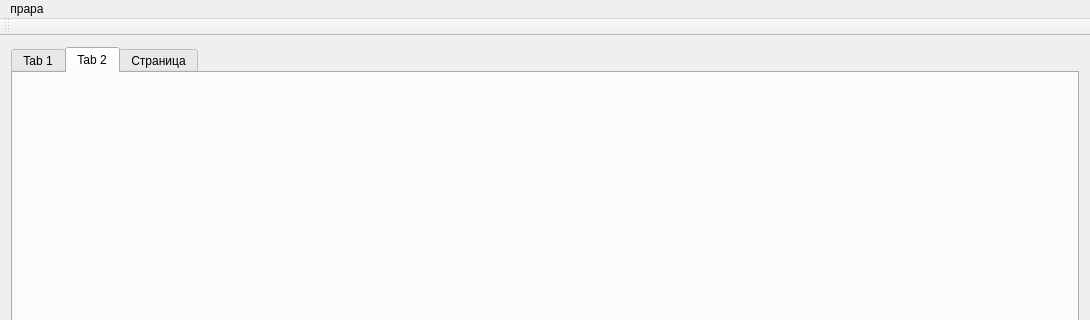
ildarorama/TemperatureJournal, file mainwindow.ui: the form before one commit; both pictures show x 0 to 1090 and y 0 to 320 of the 1090 by 794 pixel window.
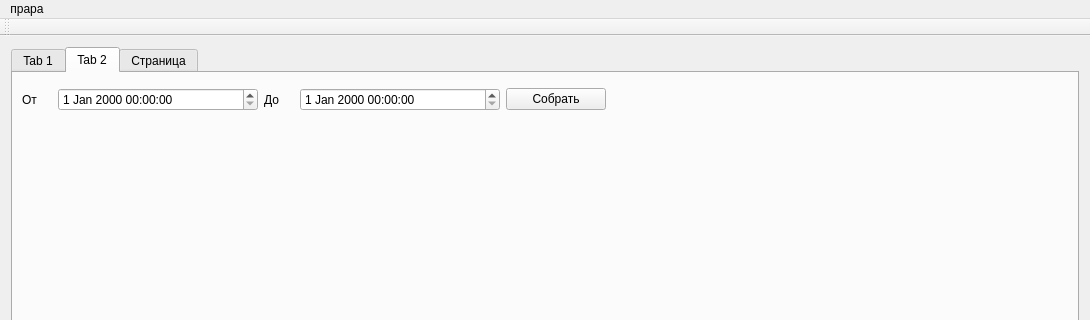
The form after the commit. The open tabs and pages were chosen to show the change.

```diff
--- a/mainwindow.ui
+++ b/mainwindow.ui
@@ -14,11 +14,11 @@
    <string>MainWindow</string>
   </property>
   <widget class="QWidget" name="centralWidget">
-   <layout class="QHBoxLayout" name="horizontalLayout">
+   <layout class="QVBoxLayout" name="verticalLayout_2">
     <item>
      <widget class="QTabWidget" name="tabWidget">
       <property name="currentIndex">
-       <number>2</number>
+       <number>1</number>
       </property>
       <widget class="QWidget" name="tabGraph">
        <property name="sizePolicy">
@@ -36,24 +36,156 @@
        <attribute name="title">
         <string>Tab 1</string>
        </attribute>
-       <layout class="QGridLayout" name="gridLayout_2">
-        <item row="0" column="0">
+       <layout class="QGridLayout" name="gridLayout_2"/>
+      </widget>
+      <widget class="QWidget" name="tab_2">
+       <attribute name="title">
+        <string>Tab 2</string>
+       </attribute>
+       <layout class="QVBoxLayout" name="verticalLayout">
+        <property name="leftMargin">
+         <number>5</number>
+        </property>
+        <property name="topMargin">
+         <number>5</number>
+        </property>
+        <property name="rightMargin">
+         <number>5</number>
+        </property>
+        <property name="bottomMargin">
+         <number>5</number>
+        </property>
+        <item>
          <widget class="QWidget" name="widget" native="true">
-          <property name="sizePolicy">
-           <sizepolicy hsizetype="Maximum" vsizetype="Maximum">
-            <horstretch>0</horstretch>
-            <verstretch>0</verstretch>
-           </sizepolicy>
-          </property>
+          <layout class="QVBoxLayout" name="verticalLayout_3">
+           <property name="leftMargin">
+            <number>2</number>
+           </property>
+           <property name="topMargin">
+            <number>2</number>
+           </property>
+           <property name="rightMargin">
+            <number>2</number>
+           </property>
+           <property name="bottomMargin">
+            <number>2</number>
+           </property>
+           <item>
+            <widget class="QWidget" name="widget_2" native="true">
+             <property name="maximumSize">
+              <size>
+               <width>16777215</width>
+               <height>40</height>
+              </size>
+             </property>
+             <layout class="QGridLayout" name="gridLayout">
+              <property name="leftMargin">
+               <number>2</number>
+              </property>
+              <property name="topMargin">
+               <number>2</number>
+              </property>
+              <property name="rightMargin">
+               <number>2</number>
+              </property>
+              <property name="bottomMargin">
+               <number>2</number>
+              </property>
+              <item row="0" column="3">
+               <widget class="QDateTimeEdit" name="edtDateTo">
+                <property name="maximumSize">
+                 <size>
+                  <width>200</width>
+                  <height>16777215</height>
+                 </size>
+                </property>
+               </widget>
+              </item>
+              <item row="0" column="0">
+               <widget class="QLabel" name="label">
+                <property name="maximumSize">
+                 <size>
+                  <width>30</width>
+                  <height>16777215</height>
+                 </size>
+                </property>
+                <property name="text">
+                 <string>От</string>
+                </property>
+               </widget>
+              </item>
+              <item row="0" column="1">
+               <widget class="QDateTimeEdit" name="edtDateFrom">
+                <property name="maximumSize">
+                 <size>
+                  <width>200</width>
+                  <height>16777215</height>
+                 </size>
+                </property>
+               </widget>
+              </item>
+              <item row="0" column="4">
+               <widget class="QPushButton" name="pushButton">
+                <property name="maximumSize">
+                 <size>
+                  <width>100</width>
+                  <height>16777215</height>
+                 </size>
+                </property>
+                <property name="text">
+                 <string>Собрать</string>
+                </property>
+               </widget>
+              </item>
+              <item row="0" column="2">
+               <widget class="QLabel" name="label_2">
+                <property name="maximumSize">
+                 <size>
+                  <width>30</width>
+                  <height>16777215</height>
+                 </size>
+                </property>
+                <property name="text">
+                 <string>До</string>
+                </property>
+               </widget>
+              </item>
+              <item row="0" column="5">
+               <widget class="QWidget" name="widget_5" native="true">
+                <layout class="QHBoxLayout" name="horizontalLayout"/>
+               </widget>
+              </item>
+             </layout>
+            </widget>
+           </item>
+           <item>
+            <widget class="QWidget" name="wdtChartHistory" native="true">
+             <layout class="QVBoxLayout" name="verticalLayout_4">
+              <property name="leftMargin">
+               <number>2</number>
+              </property>
+              <property name="topMargin">
+               <number>2</number>
+              </property>
+              <property name="rightMargin">
+               <number>2</number>
+              </property>
+              <property name="bottomMargin">
+               <number>2</number>
+              </property>
+              <item>
+               <widget class="QWidget" name="widget_4" native="true">
+                <layout class="QVBoxLayout" name="verticalLayout_6"/>
+               </widget>
+              </item>
+             </layout>
+            </widget>
+           </item>
+          </layout>
          </widget>
         </item>
        </layout>
       </widget>
-      <widget class="QWidget" name="tab_2">
-       <attribute name="title">
-        <string>Tab 2</string>
-       </attribute>
-      </widget>
       <widget class="QWidget" name="tab_3">
        <attribute name="title">
         <string>Страница</string>
```
